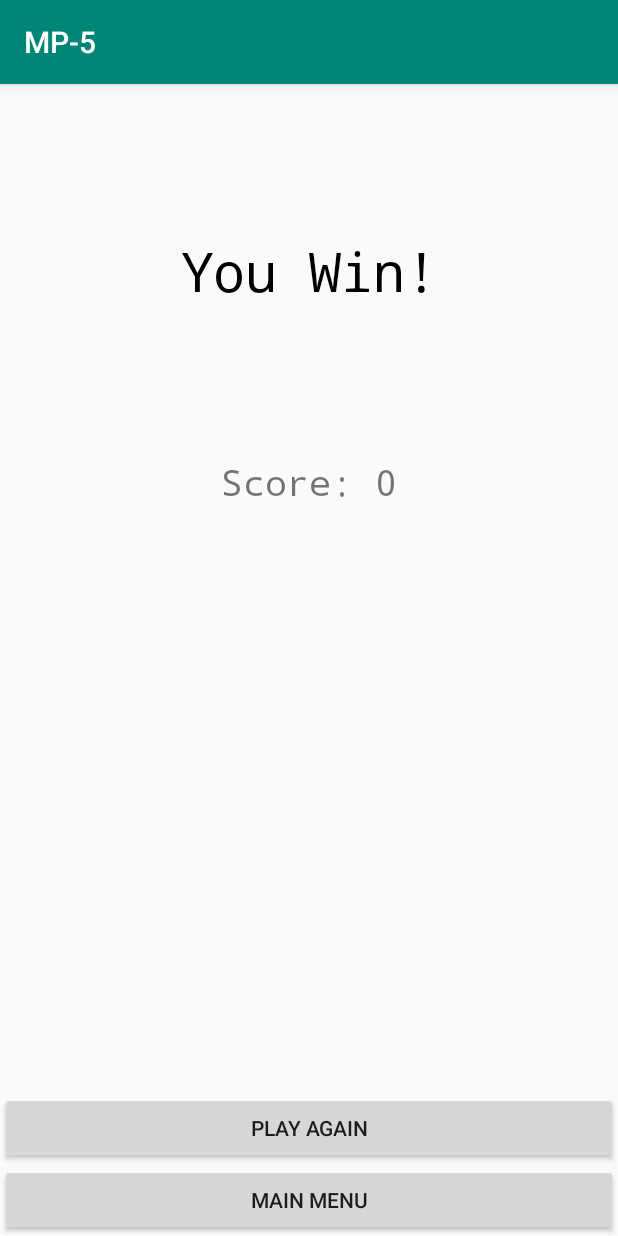
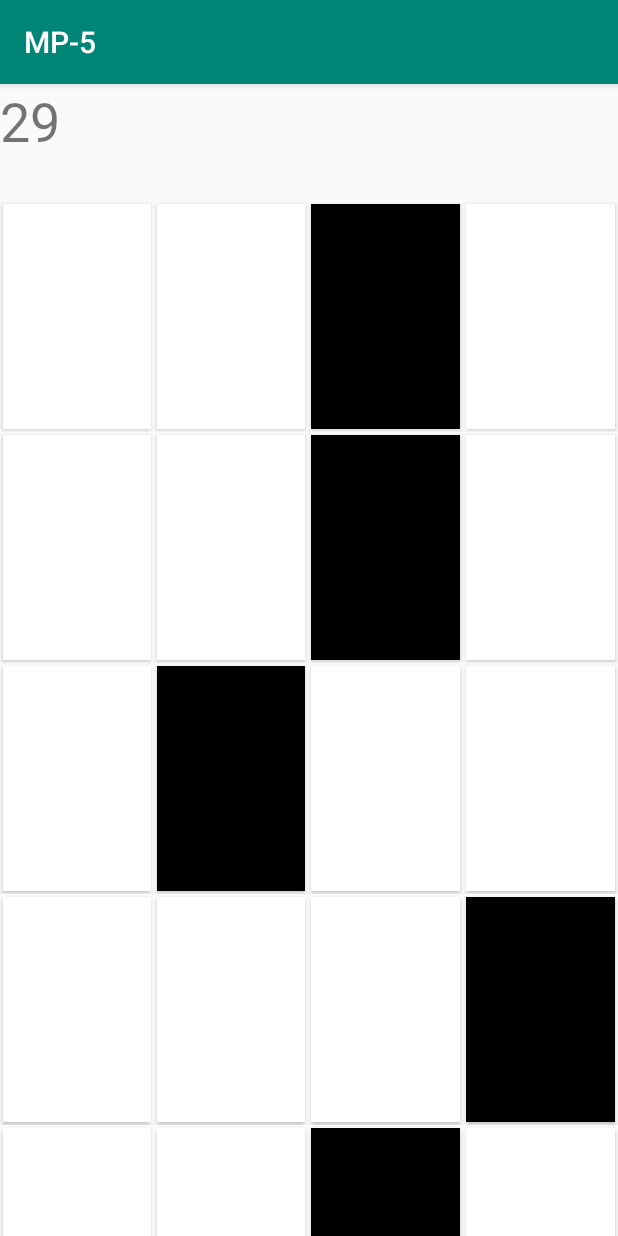
Before and after one commit to jlwang3/MP-5, an Android app: the screen it shows after launch (EndGameActivity before the commit, GameActivity after it), after a tap on "START", on a phone screen of 412 x 824 dp. Run offline under Robolectric (Android 15) with nearby library versions, the phone set to English and light mode, and no system bars.

Commit message:
final fixes

```diff
--- a/app/src/main/java/com/example/mp_5/EndGameActivity.java
+++ b/app/src/main/java/com/example/mp_5/EndGameActivity.java
@@ -15,26 +15,22 @@
         super.onCreate(savedInstanceState);
         setContentView(R.layout.end_game_activity);
 
-        // Get intent and score
-        Intent intent = getIntent();
-        int score = intent.getIntExtra("score", 0);
-        boolean win = intent.getBooleanExtra("win", false);
-
         // Win Condition
-        if (win) {
+        if (GameActivity.isWin()) {
             TextView gameOver = findViewById(R.id.title);
             gameOver.setText("You Win!");
         }
 
         // Final Score
         TextView endScore = findViewById(R.id.score);
-        String finalScore = "Score: " + score;
+        String finalScore = "Score: " + GameActivity.getScore();
         endScore.setText(finalScore);
 
         // Play Again button
         Button playAgain = findViewById(R.id.new_game);
         playAgain.setOnClickListener(u -> {
             startActivity(new Intent(this, GameActivity.class));
+            GameActivity.setWin(false);
             finish();
         });
 
--- a/app/src/main/java/com/example/mp_5/GameActivity.java
+++ b/app/src/main/java/com/example/mp_5/GameActivity.java
@@ -22,20 +22,20 @@
 import java.util.TimerTask;
 
 public class GameActivity extends AppCompatActivity {
-    private int score = 0;
+    private static int score;
     private SoundPool soundPool;
     private int sound1, sound2, sound3, sound4;
-    private int rows = 10;
-    private int time = 30;
+    private static int rows = 10;
+    private static int time = 30;
+    private static boolean win = false;
+    private CountDownTimer countDownTimer;
 
     protected void onCreate(final Bundle savedInstanceState) {
         super.onCreate(savedInstanceState);
         setContentView(R.layout.game_activity);
 
-        // Get rows and time from intent
-        Intent intent = getIntent();
-        rows = intent.getIntExtra("rows", 10);
-        time = intent.getIntExtra("time", 30);
+        score = 0;
+        win = false;
 
         // SoundPool Init
         if (Build.VERSION.SDK_INT >= Build.VERSION_CODES.LOLLIPOP) {
@@ -60,6 +60,16 @@
         // Get tiles
         LinearLayout tiles = findViewById(R.id.tiles);
         tiles.removeAllViews();
+
+        TextView timer = findViewById(R.id.timer);
+        countDownTimer = new CountDownTimer(time * 1000, 1000) {
+            public void onTick(long millisUntilFinished) {
+                timer.setText("" + millisUntilFinished / 1000);
+            }
+            public void onFinish() {
+                endGame();
+            }
+        }.start();
 
         // Put tiles
         for (int i = 0; i < rows; i++) {
@@ -179,15 +189,6 @@
             tiles.addView(messageChunk);
         }
 
-        TextView timer = findViewById(R.id.timer);
-        new CountDownTimer(time * 1000, 1000) {
-            public void onTick(long millisUntilFinished) {
-                timer.setText("" + millisUntilFinished / 1000);
-            }
-            public void onFinish() {
-                endGame();
-            }
-        }.start();
     }
 
     public void playSound(View v) {
@@ -214,10 +215,38 @@
         soundPool = null;
     }
 
+    public static int getRows() {
+        return rows;
+    }
+
+    public static int getTime() {
+        return time;
+    }
+
+    public static boolean isWin() {
+        return win;
+    }
+
+    public static int getScore() {
+        return score;
+    }
+
+    public static void setRows(int rows) {
+        GameActivity.rows = rows;
+    }
+
+    public static void setTime(int time) {
+        GameActivity.time = time;
+    }
+
+    public static void setWin(boolean isWin) {
+        GameActivity.win = isWin;
+    }
+
     public void endGame() {
+        countDownTimer.cancel();
+        setWin(score == rows);
         Intent intent = new Intent(this, EndGameActivity.class);
-        intent.putExtra("score", score);
-        intent.putExtra("win", score == rows);
         startActivity(intent);
         finish();
     }
--- a/app/src/main/java/com/example/mp_5/NewGameActivity.java
+++ b/app/src/main/java/com/example/mp_5/NewGameActivity.java
@@ -9,16 +9,15 @@
  * Creates the title screen.
  */
 public class NewGameActivity extends AppCompatActivity {
-    int rows = 10;
-    int time = 10;
+    int rows;
+    int time;
 
     protected void onCreate(final Bundle savedInstanceState) {
         super.onCreate(savedInstanceState);
         setContentView(R.layout.new_game_activity);
 
-        Intent intent = getIntent();
-        rows = intent.getIntExtra("rows", 0);
-        time = intent.getIntExtra("time", 0);
+        rows = GameActivity.getRows();
+        time = GameActivity.getTime();
 
         // Create game button
         Button createGame = findViewById(R.id.createGame);
@@ -38,8 +37,6 @@
      */
     public void createGameClicked() {
         Intent intent = new Intent(this, GameActivity.class);
-        intent.putExtra("rows", rows);
-        intent.putExtra("time", time);
         startActivity(intent);
         finish();
     }
@@ -49,8 +46,6 @@
      */
     public void settings() {
         Intent intent = new Intent(this, Settings.class);
-        intent.putExtra("rows", rows);
-        intent.putExtra("time", time);
         startActivity(intent);
         finish();
     }
```
Also changed, not shown: app/src/main/java/com/example/mp_5/Settings.java (+6 -7 lines).
